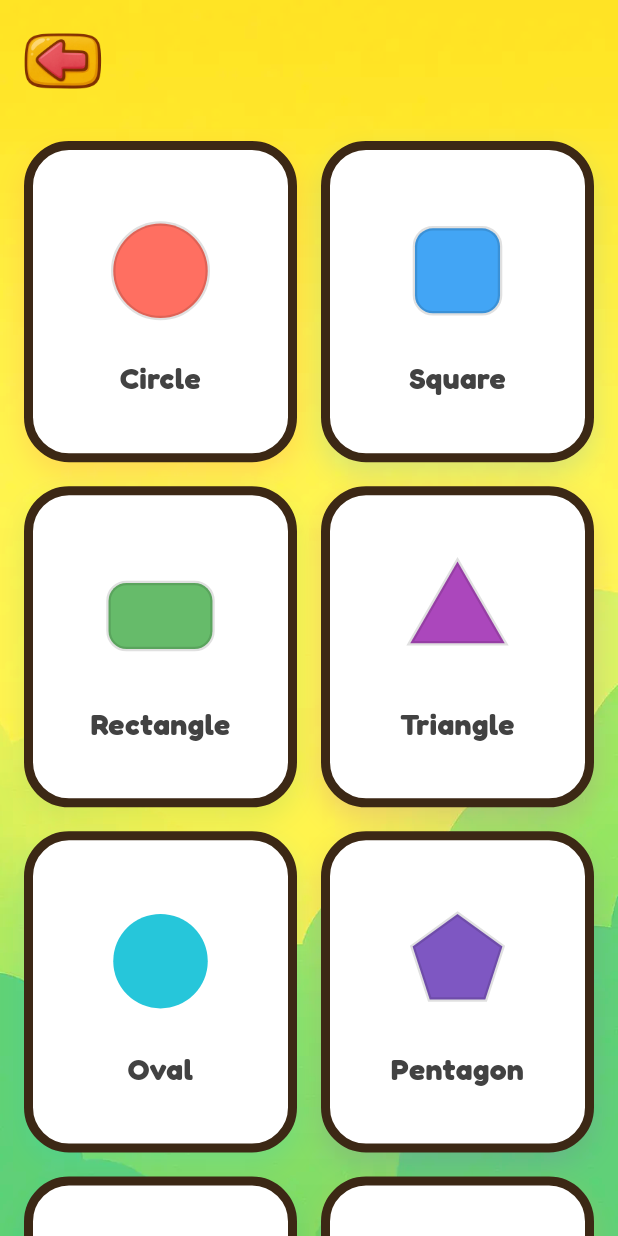
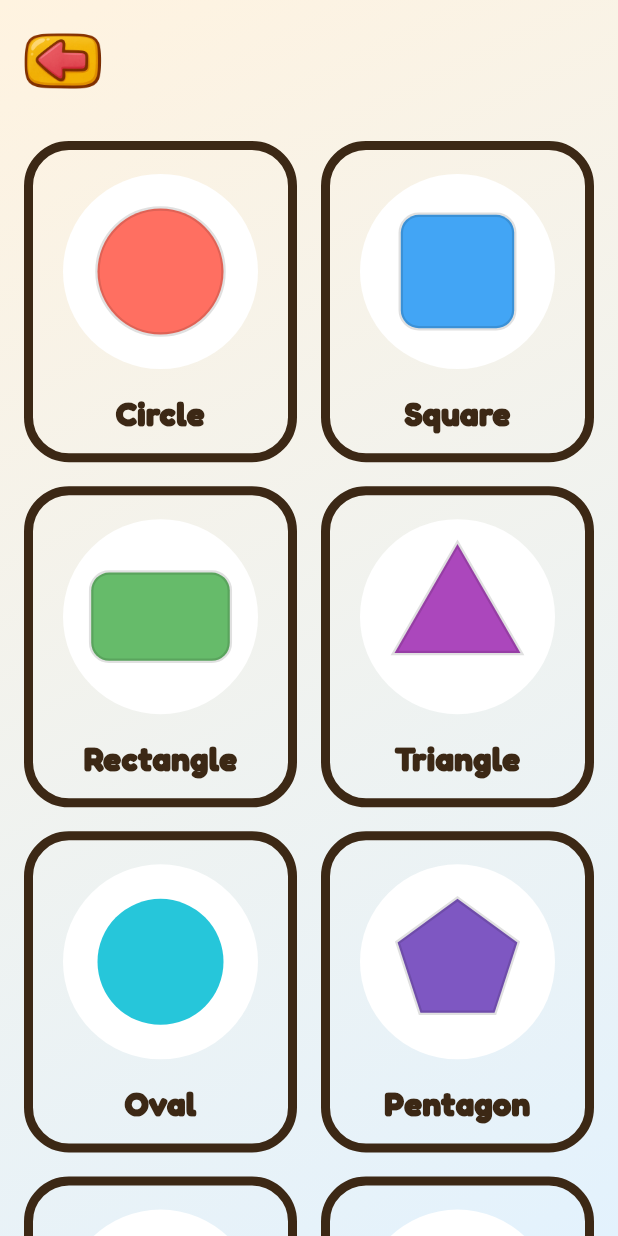
Before and after one commit to argadenil/zinzy, a Flutter app: the ShapesScreen screen opened directly, on a phone screen of 412 x 824 dp. Run offline on Flutter 3.47's test engine with Material 3 defaults, Android fonts, the phone set to English and light mode, and no system bars; our stand-ins replace audioplayers, camera, confetti, flutter_tts, google_fonts, lottie and 2 more; missing offline and left inert: flutter_3d_controller, hand_landmarker.

Commit message:
changes added

```diff
--- a/lib/screens/shapes/shapesscreen.dart
+++ b/lib/screens/shapes/shapesscreen.dart
@@ -236,16 +236,20 @@ class ShapesScreen extends StatelessWidget {
         children: [
           /// 🌈 BACKGROUND IMAGE WITH SATURATION
           Positioned.fill(
-            child: ColorFiltered(
-              colorFilter: ColorFilter.matrix(_saturationMatrix(1.5)),
-              child: Image.asset(
-                'assets/images/alphabet_bg.webp',
-                fit: BoxFit.cover,
+            child: Container(
+              decoration: const BoxDecoration(
+                gradient: LinearGradient(
+                  begin: Alignment.topLeft,
+                  end: Alignment.bottomRight,
+                  colors: [
+                    Color(0xFFFFF3E0), // soft peach
+                    Color(0xFFE3F2FD), // soft blue
+                  ],
+                ),
               ),
             ),
           ),
 
-          /// 🧩 FOREGROUND CONTENT
           SafeArea(
             child: Column(
               crossAxisAlignment: CrossAxisAlignment.start,
@@ -289,37 +293,6 @@ class ShapesScreen extends StatelessWidget {
       ),
     );
   }
-
-  /// 🎨 SATURATION MATRIX
-  static List<double> _saturationMatrix(double saturation) {
-    final double invSat = 1 - saturation;
-    final double r = 0.213 * invSat;
-    final double g = 0.715 * invSat;
-    final double b = 0.072 * invSat;
-
-    return [
-      r + saturation,
-      g,
-      b,
-      0,
-      0,
-      r,
-      g + saturation,
-      b,
-      0,
-      0,
-      r,
-      g,
-      b + saturation,
-      0,
-      0,
-      0,
-      0,
-      0,
-      1,
-      0,
-    ];
-  }
 }
 
 /// --------------------------------------------------
@@ -341,42 +314,49 @@ class ShapeCard extends StatelessWidget {
       },
       child: Container(
         decoration: BoxDecoration(
-          color: Colors.white,
+          // 🎨 MATCH CARD BG WITH SHAPE COLOR
           borderRadius: BorderRadius.circular(30),
-          border: Border.all(color: Color(0xff3c2815), width: 6),
-          boxShadow: [
-            BoxShadow(
-              color: shape.color.withOpacity(0.2),
-              blurRadius: 15,
-              offset: const Offset(0, 8),
-            ),
-          ],
+          border: Border.all(color: const Color(0xff3c2815), width: 6),
         ),
         child: Column(
           mainAxisAlignment: MainAxisAlignment.center,
           children: [
             const SizedBox(height: 16),
-            SizedBox(
-              width: 90,
-              height: 90,
+
+            /// 🔍 BIGGER ICON AREA
+            Container(
+              width: 130,
+              height: 130,
+              decoration: BoxDecoration(
+                color: Colors.white,
+                shape: BoxShape.circle,
+              ),
+              alignment: Alignment.center,
               child: shape.is3D
                   ? Icon(
                       Icons.view_in_ar_outlined,
-                      size: 90,
+                      size: 120, // ⬅️ BIGGER ICON
                       color: shape.color,
                     )
-                  : CustomPaint(painter: ShapePainter(shape.name, shape.color)),
+                  : CustomPaint(
+                      size: const Size(120, 120),
+                      painter: ShapePainter(shape.name, shape.color),
+                    ),
             ),
-            const SizedBox(height: 12),
+
+            const SizedBox(height: 14),
+
+            /// 🏷 SHAPE NAME
             Text(
               shape.name,
               textAlign: TextAlign.center,
-              style: TextStyle(
-                fontSize: 20,
-                fontWeight: FontWeight.w800,
-                color: Colors.grey[800],
+              style: const TextStyle(
+                fontSize: 22,
+                fontWeight: FontWeight.w900,
+                color: Color(0xff3c2815),
               ),
             ),
+
             const SizedBox(height: 16),
           ],
         ),
```
